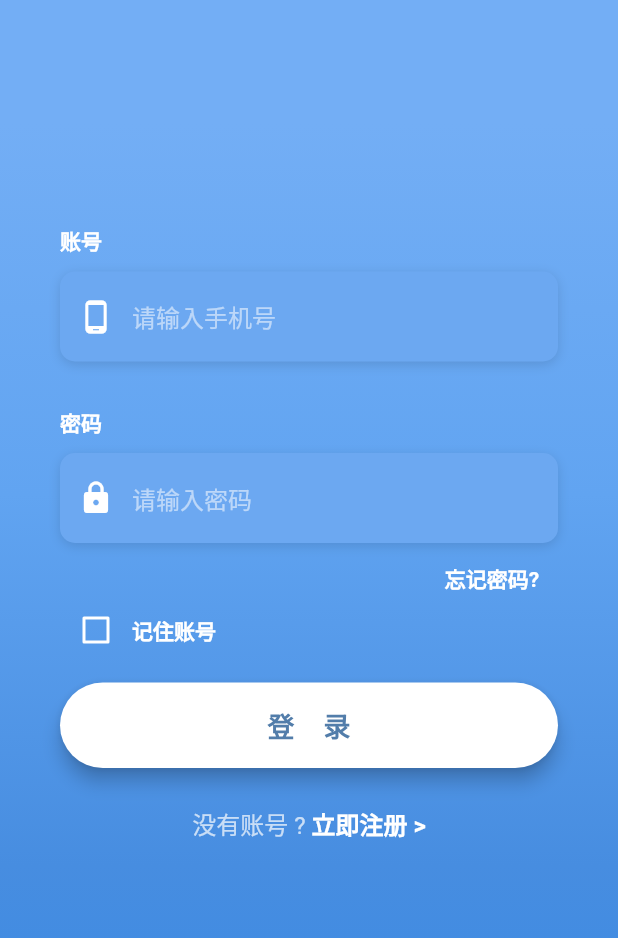
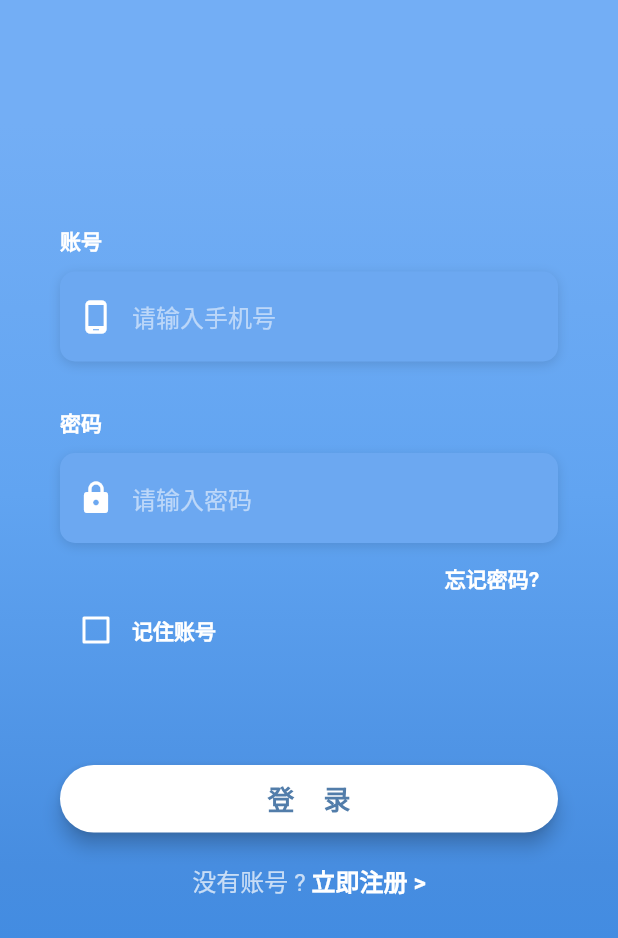
Before and after one commit to licoba/Flutter-Churuku, a Flutter app: the screen it shows after launch, on a phone screen of 412 x 824 dp. Shown: the top 938 px of the screen. Run offline on Flutter 3.47's test engine with Material 2 defaults, Android fonts, the phone set to English and light mode, and no system bars.

Commit message:
更新了登陆页，适配web页面

```diff
--- a/lib/screens/login_screen.dart
+++ b/lib/screens/login_screen.dart
@@ -120,13 +120,15 @@ class _LoginScreenState extends State<LoginScreen> {
   }
 
   Widget _buildLoginBtn() {
-    return Container(
-      padding: EdgeInsets.symmetric(vertical: 25.0),
+    return Column(children: [
+      SizedBox(height: 80),
+      Container(
+        height: 45.0,
+        // padding: EdgeInsets.symmetric(vertical: 25.0),
         width: double.infinity,
         child: RaisedButton(
           elevation: 5.0,
           onPressed: () => print('Login Button Pressed'),
-        padding: EdgeInsets.all(15.0),
           shape: RoundedRectangleBorder(
             borderRadius: BorderRadius.circular(30.0),
           ),
@@ -141,7 +143,8 @@ class _LoginScreenState extends State<LoginScreen> {
             ),
           ),
         ),
-    );
+      )
+    ]);
   }
 
   Widget _buildSignInWithText() {
@@ -211,7 +214,10 @@ class _LoginScreenState extends State<LoginScreen> {
   }
 
   Widget _buildSignupBtn() {
-    return GestureDetector(
+    return Container(
+        height:60,
+        margin: EdgeInsets.fromLTRB(0, 20, 0, 20),
+        child:GestureDetector(
           onTap: () => print('Sign Up Button Pressed'),
           child: RichText(
             text: TextSpan(
@@ -235,6 +241,7 @@ class _LoginScreenState extends State<LoginScreen> {
               ],
             ),
           ),
+        )
     );
   }
 
@@ -275,7 +282,6 @@ class _LoginScreenState extends State<LoginScreen> {
                   child: Column(
                     mainAxisAlignment: MainAxisAlignment.center,
                     children: <Widget>[
-
                       SizedBox(height: 30.0),
                       _buildPhoneTF(),
                       SizedBox(
```
Lines whose indentation alone changed are shown as unchanged.
